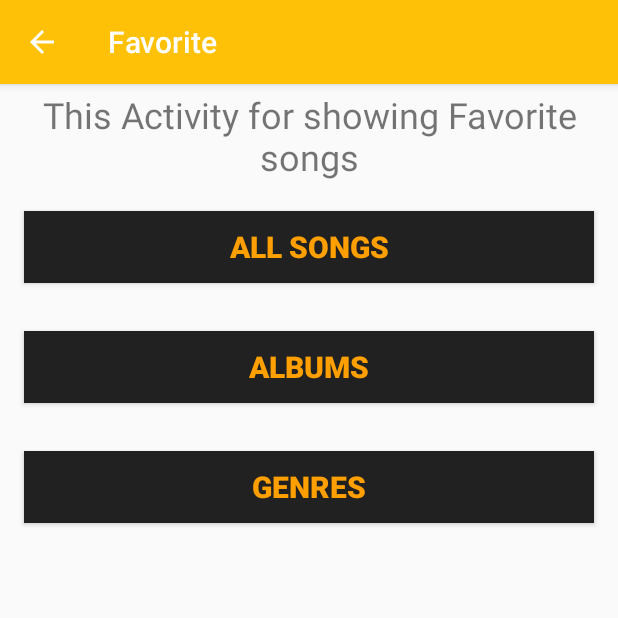
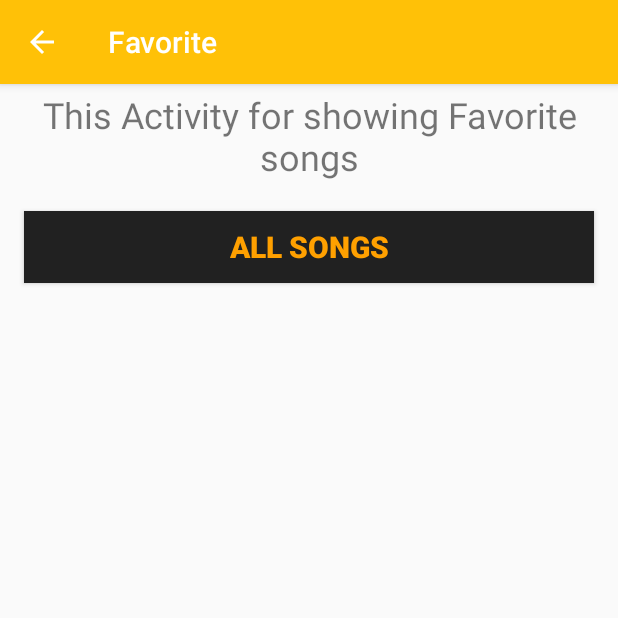
Before and after one commit to muhammad1339/Musicapp, an Android app: the FavoriteActivity screen opened directly, with no data from a screen before it, on a phone screen of 412 x 824 dp, the top half of it. Run offline under Robolectric (Android 15) with nearby library versions, the phone set to English and light mode, and no system bars.

Commit message:
fixing back stack

```diff
--- a/app/src/main/java/com/proprog/musicapp/AllSongsActivity.java
+++ b/app/src/main/java/com/proprog/musicapp/AllSongsActivity.java
@@ -45,6 +45,7 @@ public class AllSongsActivity extends AppCompatActivity {
 
     public void goActivity(Context src, Class dist) {
         Intent intent = new Intent(src, dist);
+        intent.addFlags(Intent.FLAG_ACTIVITY_CLEAR_TOP);
         startActivity(intent);
     }
 
--- a/app/src/main/java/com/proprog/musicapp/FavoriteActivity.java
+++ b/app/src/main/java/com/proprog/musicapp/FavoriteActivity.java
@@ -13,34 +13,21 @@ public class FavoriteActivity extends AppCompatActivity {
     protected void onCreate(Bundle savedInstanceState) {
         super.onCreate(savedInstanceState);
         setContentView(R.layout.activity_favorite);
-        Button goGenres = (Button) findViewById(R.id.favorite_genres);
+
         Button goAllSongs = (Button) findViewById(R.id.favorite_allsongs);
-        Button goAlbums = (Button) findViewById(R.id.favorite_albums);
 
-        goGenres.setOnClickListener(new View.OnClickListener() {
-            @Override
-            public void onClick(View view) {
-                goActivity(FavoriteActivity.this, GenresActivity.class);
-            }
-        });
         goAllSongs.setOnClickListener(new View.OnClickListener() {
             @Override
             public void onClick(View view) {
                 goActivity(FavoriteActivity.this, AllSongsActivity.class);
             }
         });
-        goAlbums.setOnClickListener(new View.OnClickListener() {
-            @Override
-            public void onClick(View view) {
-                goActivity(FavoriteActivity.this, AlbumsActivity.class);
-            }
-        });
-
 
     }
 
     public void goActivity(Context src, Class dist) {
         Intent intent = new Intent(src, dist);
+        intent.addFlags(Intent.FLAG_ACTIVITY_CLEAR_TOP);
         startActivity(intent);
     }
 
--- a/app/src/main/res/layout/activity_favorite.xml
+++ b/app/src/main/res/layout/activity_favorite.xml
@@ -26,15 +26,7 @@
             style="@style/btn_style"
             android:text="@string/all_songs_string" />
 
-        <Button
-            android:id="@+id/favorite_albums"
-            style="@style/btn_style"
-            android:text="@string/albums_string" />
 
-        <Button
-            android:id="@+id/favorite_genres"
-            style="@style/btn_style"
-            android:text="@string/genres_string" />
     </LinearLayout>
 
 </RelativeLayout>
```
Also changed, not shown: app/src/main/java/com/proprog/musicapp/AlbumsActivity.java (+1 -15 lines), app/src/main/java/com/proprog/musicapp/GenresActivity.java (+1 -15 lines), app/src/main/res/layout/activity_albums.xml (+0 -9 lines), app/src/main/res/layout/activity_genres.xml (+0 -8 lines).
